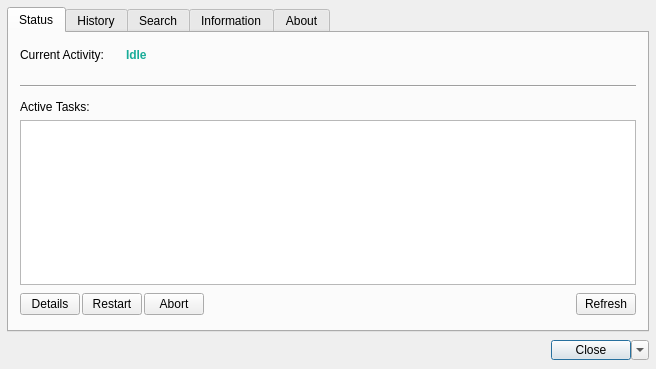
Above: CloudAgent/yca_mainwindow.ui from WillForan/yarraclient before the change. Below: the same form after it.
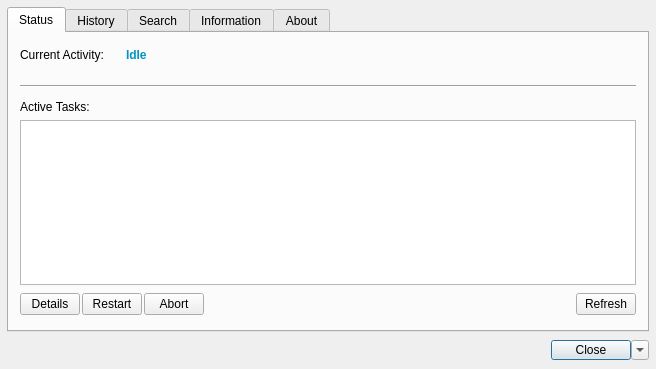
That is the form after the change. Icons and pictures are not drawn.

What changed in the file:
```diff
--- a/CloudAgent/yca_mainwindow.ui
+++ b/CloudAgent/yca_mainwindow.ui
@@ -97,7 +97,7 @@
              </size>
             </property>
             <property name="text">
-             <string>&lt;html&gt;&lt;head/&gt;&lt;body&gt;&lt;p&gt;&lt;span style=&quot; font-weight:600; color:#18AC98;&quot;&gt;Idle&lt;/span&gt;&lt;/p&gt;&lt;/body&gt;&lt;/html&gt;</string>
+             <string>&lt;html&gt;&lt;head/&gt;&lt;body&gt;&lt;p&gt;&lt;span style=&quot; font-weight:600; color:#0096C1;&quot;&gt;Idle&lt;/span&gt;&lt;/p&gt;&lt;/body&gt;&lt;/html&gt;</string>
             </property>
             <property name="alignment">
              <set>Qt::AlignLeading|Qt::AlignLeft|Qt::AlignTop</set>
```
